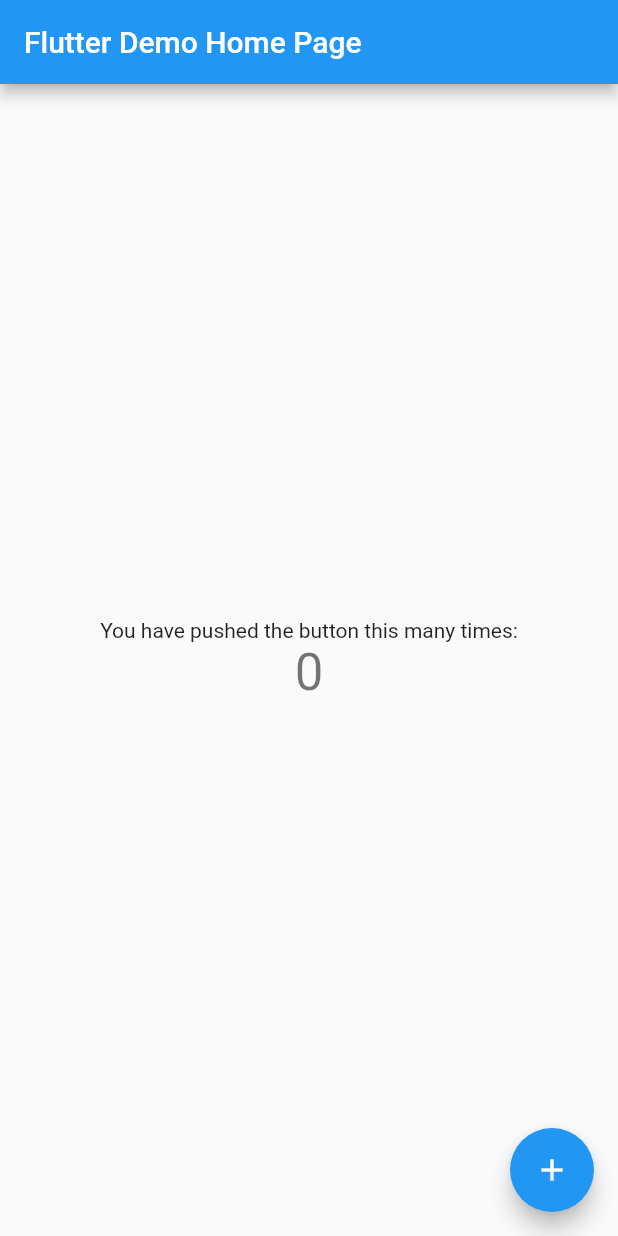
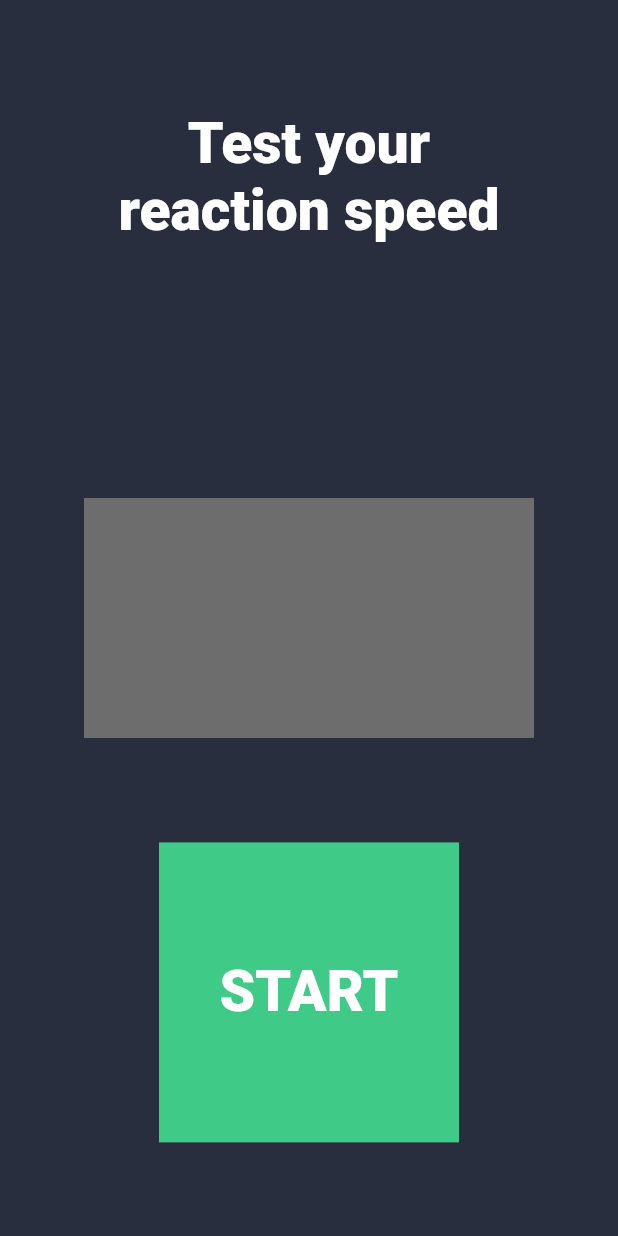
Before and after one commit to Team-Sapiens/flutter_push, a Flutter app: the screen it shows after launch, on a phone screen of 412 x 824 dp. Run offline on Flutter 3.47's test engine with Material 2 defaults, Android fonts, the phone set to English and light mode, and no system bars.

Commit message:
task completed

```diff
--- a/lib/main.dart
+++ b/lib/main.dart
@@ -1,3 +1,6 @@
+import 'dart:async';
+import 'dart:math';
+
 import 'package:flutter/material.dart';
 
 void main() {
@@ -5,109 +8,142 @@ void main() {
 }
 
 class MyApp extends StatelessWidget {
-  // This widget is the root of your application.
   @override
   Widget build(BuildContext context) {
     return MaterialApp(
-      title: 'Flutter Demo',
-      theme: ThemeData(
-        // This is the theme of your application.
-        //
-        // Try running your application with "flutter run". You'll see the
-        // application has a blue toolbar. Then, without quitting the app, try
-        // changing the primarySwatch below to Colors.green and then invoke
-        // "hot reload" (press "r" in the console where you ran "flutter run",
-        // or simply save your changes to "hot reload" in a Flutter IDE).
-        // Notice that the counter didn't reset back to zero; the application
-        // is not restarted.
-        primarySwatch: Colors.blue,
-      ),
-      home: MyHomePage(title: 'Flutter Demo Home Page'),
+      home: MyHomePage(),
     );
   }
 }
 
 class MyHomePage extends StatefulWidget {
-  MyHomePage({Key? key, required this.title}) : super(key: key);
-
-  // This widget is the home page of your application. It is stateful, meaning
-  // that it has a State object (defined below) that contains fields that affect
-  // how it looks.
-
-  // This class is the configuration for the state. It holds the values (in this
-  // case the title) provided by the parent (in this case the App widget) and
-  // used by the build method of the State. Fields in a Widget subclass are
-  // always marked "final".
-
-  final String title;
+  const MyHomePage({Key? key}) : super(key: key);
 
   @override
   _MyHomePageState createState() => _MyHomePageState();
 }
 
 class _MyHomePageState extends State<MyHomePage> {
-  int _counter = 0;
+  String millisecondsText = "";
+  GameState gameState = GameState.readyToStart;
 
-  void _incrementCounter() {
-    setState(() {
-      // This call to setState tells the Flutter framework that something has
-      // changed in this State, which causes it to rerun the build method below
-      // so that the display can reflect the updated values. If we changed
-      // _counter without calling setState(), then the build method would not be
-      // called again, and so nothing would appear to happen.
-      _counter++;
+  Timer? waitingTimer;
+  Timer? stoppableTimer;
+  @override
+  Widget build(BuildContext context) {
+    return Scaffold(
+      backgroundColor: const Color(0xFF282E3D),
+      body: Stack(
+        children: [
+          Align(
+            alignment: const Alignment(0, -0.8),
+            child: Text(
+              "Test your\nreaction speed",
+              textAlign: TextAlign.center,
+              style: const TextStyle(fontSize: 38, fontWeight: FontWeight.w900, color: Colors.white),
+            ),
+          ),
+          Align(
+            alignment: Alignment.center,
+            child: ColoredBox(
+              color: const Color(0xFF6D6D6D),
+              child: SizedBox(
+                height: 160,
+                width: 300,
+                child: Center(
+                  child: Text(
+                    millisecondsText,
+                    textAlign: TextAlign.center,
+                    style: const TextStyle(fontSize: 36, fontWeight: FontWeight.w500, color: Colors.white),
+                  ),
+                ),
+              ),
+            ),
+          ),
+          Align(
+            alignment: const Alignment(0, 0.8),
+            child: GestureDetector(
+              onTap: () => setState(() {
+                switch (gameState) {
+                  case GameState.readyToStart:
+                    gameState = GameState.waiting;
+                    millisecondsText = "";
+                    _startWaitingTimer();
+                    break;
+                  case GameState.waiting:
+                    break;
+                  case GameState.canBeStopped:
+                    gameState = GameState.readyToStart;
+                    stoppableTimer?.cancel();
+                    break;
+                }
+              }),
+              child: ColoredBox(
+                color: _getButtonColor(),
+                child: SizedBox(
+                  width: 200,
+                  height: 200,
+                  child: Center(
+                    child: Text(
+                      _getButtonText(),
+                      style: const TextStyle(fontSize: 38, fontWeight: FontWeight.w900, color: Colors.white),
+                    ),
+                  ),
+                ),
+              ),
+            ),
+          ),
+        ],
+      ),
+    );
+  }
+
+  String _getButtonText() {
+    switch (gameState) {
+      case GameState.readyToStart:
+        return 'START';
+      case GameState.waiting:
+        return 'WAIT';
+      case GameState.canBeStopped:
+        return 'STOP';
+    }
+  }
+
+  Color _getButtonColor() {
+    switch (gameState) {
+      case GameState.readyToStart:
+        return Color(0xFF40CA88);
+      case GameState.waiting:
+        return Color(0xFFE0982D);
+      case GameState.canBeStopped:
+        return Color(0xFFE02D47);
+    }
+  }
+
+  void _startWaitingTimer() {
+    final int randomMilliseconds = Random().nextInt(4000) + 1000;
+    waitingTimer = Timer(Duration(milliseconds: randomMilliseconds), () {
+      setState(() {
+        gameState = GameState.canBeStopped;
+      });
+      _startStoppableTimer();
+    });
+  }
+
+  void _startStoppableTimer() {
+    stoppableTimer = Timer.periodic(Duration(milliseconds: 16), (timer) {
+      setState(() {
+        millisecondsText = "${timer.tick * 16} ms";
+      });
     });
   }
 
   @override
-  Widget build(BuildContext context) {
-    // This method is rerun every time setState is called, for instance as done
-    // by the _incrementCounter method above.
-    //
-    // The Flutter framework has been optimized to make rerunning build methods
-    // fast, so that you can just rebuild anything that needs updating rather
-    // than having to individually change instances of widgets.
-    return Scaffold(
-      appBar: AppBar(
-        // Here we take the value from the MyHomePage object that was created by
-        // the App.build method, and use it to set our appbar title.
-        title: Text(widget.title),
-      ),
-      body: Center(
-        // Center is a layout widget. It takes a single child and positions it
-        // in the middle of the parent.
-        child: Column(
-          // Column is also a layout widget. It takes a list of children and
-          // arranges them vertically. By default, it sizes itself to fit its
-          // children horizontally, and tries to be as tall as its parent.
-          //
-          // Invoke "debug painting" (press "p" in the console, choose the
-          // "Toggle Debug Paint" action from the Flutter Inspector in Android
-          // Studio, or the "Toggle Debug Paint" command in Visual Studio Code)
-          // to see the wireframe for each widget.
-          //
-          // Column has various properties to control how it sizes itself and
-          // how it positions its children. Here we use mainAxisAlignment to
-          // center the children vertically; the main axis here is the vertical
-          // axis because Columns are vertical (the cross axis would be
-          // horizontal).
-          mainAxisAlignment: MainAxisAlignment.center,
-          children: <Widget>[
-            Text(
-              'You have pushed the button this many times:',
-            ),
-            Text(
-              '$_counter',
-              style: Theme.of(context).textTheme.headline4,
-            ),
-          ],
-        ),
-      ),
-      floatingActionButton: FloatingActionButton(
-        onPressed: _incrementCounter,
-        tooltip: 'Increment',
-        child: Icon(Icons.add),
-      ), // This trailing comma makes auto-formatting nicer for build methods.
-    );
+  void dispose() {
+    waitingTimer?.cancel();
+    stoppableTimer?.cancel();
+    super.dispose();
   }
 }
+
+enum GameState { readyToStart, waiting, canBeStopped }
```
Also changed, not shown: 3 other files.
